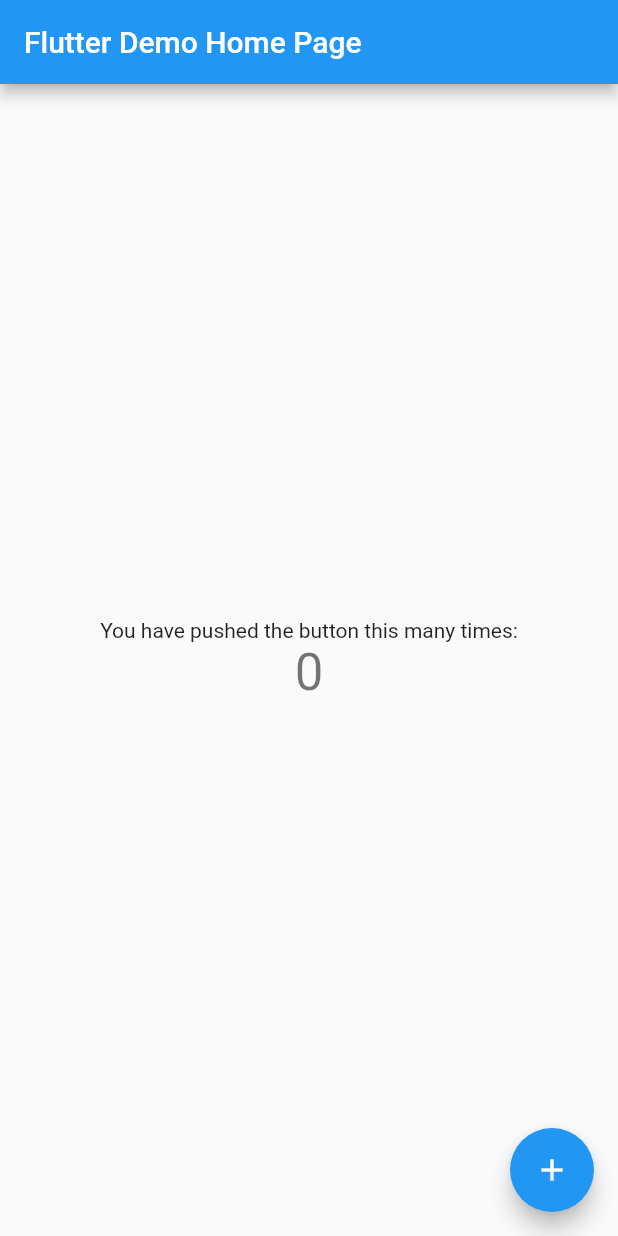
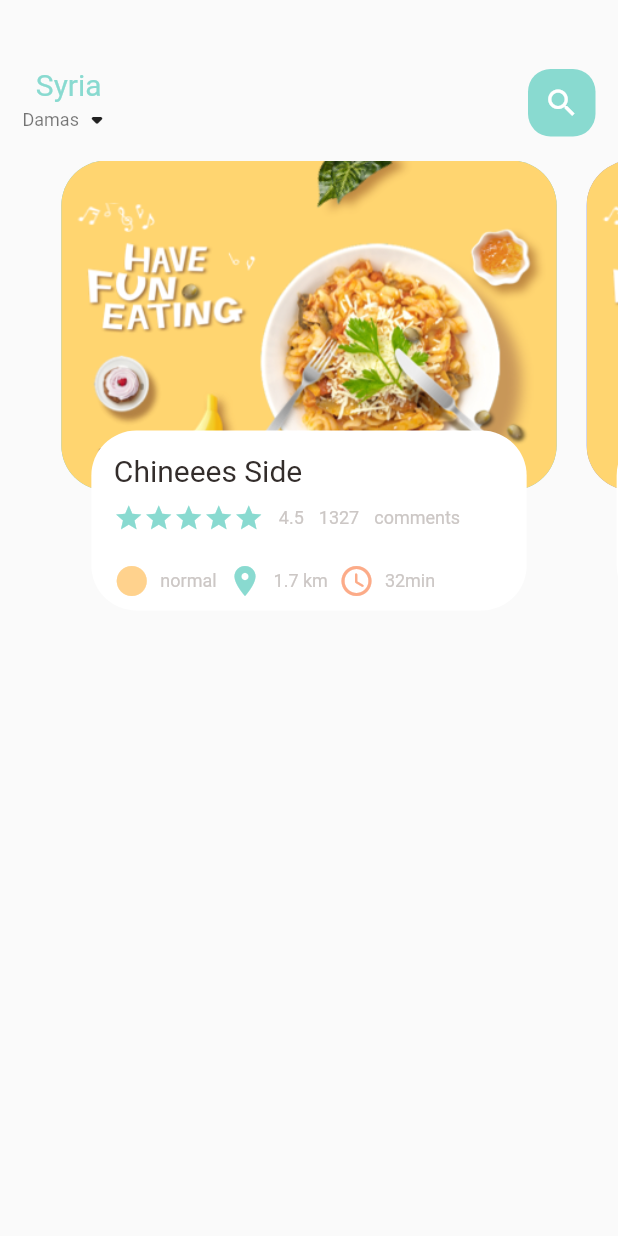
Before and after one commit to leprofessionnel79/food_app, a Flutter app: the screen it shows after launch, on a phone screen of 412 x 824 dp. Run offline on Flutter 3.47's test engine with Material 2 defaults, Android fonts, the phone set to English and light mode, and no system bars.

Commit message:
some wigets created

```diff
--- /dev/null
+++ b/lib/home/food_page_body.dart
@@ -0,0 +1,119 @@
+import 'package:flutter/material.dart';
+import 'package:food_app/utils/colors.dart';
+import 'package:food_app/widgets/big_text.dart';
+import 'package:food_app/widgets/icon_text_widget.dart';
+import 'package:food_app/widgets/small_text.dart';
+
+class FoodPageBody extends StatefulWidget {
+  const FoodPageBody({Key? key}) : super(key: key);
+
+  @override
+  _FoodPageBodyState createState() => _FoodPageBodyState();
+}
+
+class _FoodPageBodyState extends State<FoodPageBody> {
+  PageController pageController = PageController(viewportFraction: 0.85);
+  @override
+  Widget build(BuildContext context) {
+    return Container(
+      //color: Colors.redAccent,
+      height: 320,
+      child: PageView.builder(
+          controller: pageController,
+          itemCount: 5,
+          itemBuilder: (context, position) {
+            return _buildPageItem(position);
+          }),
+    );
+  }
+
+  Widget _buildPageItem(int index) {
+    return Stack(
+      children: [
+        Container(
+          height: 220,
+          margin: EdgeInsets.only(left: 10, right: 10),
+          decoration: BoxDecoration(
+              borderRadius: BorderRadius.circular(30),
+              color: index.isEven ? Color(0xFF69c5df) : Color(0xFF9294cc),
+              image: DecorationImage(
+                  fit: BoxFit.cover,
+                  image: AssetImage("assets/image/food0.png"))),
+        ),
+        Align(
+          alignment: Alignment.bottomCenter,
+          child: Container(
+            height: 120,
+            margin: EdgeInsets.only(left: 30, right: 30, bottom: 20),
+            decoration: BoxDecoration(
+              borderRadius: BorderRadius.circular(30),
+              color: Colors.white,
+            ),
+            child: Container(
+              padding: EdgeInsets.only(top: 15, left: 15, right: 15),
+              child: Column(
+                crossAxisAlignment: CrossAxisAlignment.start,
+                children: [
+                  BigText(text: "Chineees Side"),
+                  SizedBox(
+                    height: 10,
+                  ),
+                  Row(
+                    children: [
+                      Wrap(
+                        children: List.generate(
+                            5,
+                            (index) => Icon(
+                                  Icons.star,
+                                  color: AppColors.mainColor,
+                                  size: 20,
+                                )),
+                      ),
+                      SizedBox(
+                        width: 10,
+                      ),
+                      SmallText(text: "4.5"),
+                      SizedBox(
+                        width: 10,
+                      ),
+                      SmallText(text: "1327"),
+                      SizedBox(
+                        width: 10,
+                      ),
+                      SmallText(text: "comments"),
+                    ],
+                  ),
+                  SizedBox(
+                    height: 20,
+                  ),
+                  Row(
+                    children: [
+                      IconTextWidget(
+                          iconData: Icons.circle_sharp,
+                          text: "normal",
+                          iconColor: AppColors.iconColor1),
+                      SizedBox(
+                        width: 7,
+                      ),
+                      IconTextWidget(
+                          iconData: Icons.location_on,
+                          text: "1.7 km",
+                          iconColor: AppColors.mainColor),
+                      SizedBox(
+                        width: 7,
+                      ),
+                      IconTextWidget(
+                          iconData: Icons.access_time_rounded,
+                          text: "32min",
+                          iconColor: AppColors.iconColor2)
+                    ],
+                  )
+                ],
+              ),
+            ),
+          ),
+        )
+      ],
+    );
+  }
+}
--- /dev/null
+++ b/lib/home/main_food_page.dart
@@ -0,0 +1,67 @@
+import 'package:flutter/material.dart';
+import 'package:food_app/home/food_page_body.dart';
+import 'package:food_app/utils/colors.dart';
+import 'package:food_app/widgets/big_text.dart';
+import 'package:food_app/widgets/small_text.dart';
+
+class MainFoodPage extends StatefulWidget {
+  const MainFoodPage({Key? key}) : super(key: key);
+
+  @override
+  _MainFoodPageState createState() => _MainFoodPageState();
+}
+
+class _MainFoodPageState extends State<MainFoodPage> {
+  @override
+  Widget build(BuildContext context) {
+    return Scaffold(
+      body: Column(
+        children: [
+          Container(
+            child: Container(
+              margin: EdgeInsets.only(top: 45, bottom: 15),
+              padding: EdgeInsets.only(left: 15, right: 15),
+              child: Row(
+                mainAxisAlignment: MainAxisAlignment.spaceBetween,
+                children: [
+                  Column(
+                    children: [
+                      BigText(
+                        text: "Syria",
+                        color: AppColors.mainColor,
+                        size: 20,
+                      ),
+                      Row(
+                        children: [
+                          SmallText(
+                            text: "Damas",
+                            color: Colors.black54,
+                          ),
+                          Icon(Icons.arrow_drop_down_rounded)
+                        ],
+                      ),
+                    ],
+                  ),
+                  Center(
+                    child: Container(
+                      width: 45,
+                      height: 45,
+                      child: Icon(
+                        Icons.search,
+                        color: Colors.white,
+                      ),
+                      decoration: BoxDecoration(
+                          borderRadius: BorderRadius.circular(15),
+                          color: AppColors.mainColor),
+                    ),
+                  )
+                ],
+              ),
+            ),
+          ),
+          FoodPageBody()
+        ],
+      ),
+    );
+  }
+}
--- a/lib/main.dart
+++ b/lib/main.dart
@@ -1,4 +1,5 @@
 import 'package:flutter/material.dart';
+import 'package:food_app/home/main_food_page.dart';
 
 void main() {
   runApp(const MyApp());
@@ -11,105 +12,12 @@ class MyApp extends StatelessWidget {
   @override
   Widget build(BuildContext context) {
     return MaterialApp(
+      debugShowCheckedModeBanner: false,
       title: 'Flutter Demo',
       theme: ThemeData(
-        // This is the theme of your application.
-        //
-        // Try running your application with "flutter run". You'll see the
-        // application has a blue toolbar. Then, without quitting the app, try
-        // changing the primarySwatch below to Colors.green and then invoke
-        // "hot reload" (press "r" in the console where you ran "flutter run",
-        // or simply save your changes to "hot reload" in a Flutter IDE).
-        // Notice that the counter didn't reset back to zero; the application
-        // is not restarted.
         primarySwatch: Colors.blue,
       ),
-      home: const MyHomePage(title: 'Flutter Demo Home Page'),
+      home: MainFoodPage(),
     );
   }
 }
-
-class MyHomePage extends StatefulWidget {
-  const MyHomePage({Key? key, required this.title}) : super(key: key);
-
-  // This widget is the home page of your application. It is stateful, meaning
-  // that it has a State object (defined below) that contains fields that affect
-  // how it looks.
-
-  // This class is the configuration for the state. It holds the values (in this
-  // case the title) provided by the parent (in this case the App widget) and
-  // used by the build method of the State. Fields in a Widget subclass are
-  // always marked "final".
-
-  final String title;
-
-  @override
-  State<MyHomePage> createState() => _MyHomePageState();
-}
-
-class _MyHomePageState extends State<MyHomePage> {
-  int _counter = 0;
-
-  void _incrementCounter() {
-    setState(() {
-      // This call to setState tells the Flutter framework that something has
-      // changed in this State, which causes it to rerun the build method below
-      // so that the display can reflect the updated values. If we changed
-      // _counter without calling setState(), then the build method would not be
-      // called again, and so nothing would appear to happen.
-      _counter++;
-    });
-  }
-
-  @override
-  Widget build(BuildContext context) {
-    // This method is rerun every time setState is called, for instance as done
-    // by the _incrementCounter method above.
-    //
-    // The Flutter framework has been optimized to make rerunning build methods
-    // fast, so that you can just rebuild anything that needs updating rather
-    // than having to individually change instances of widgets.
-    return Scaffold(
-      appBar: AppBar(
-        // Here we take the value from the MyHomePage object that was created by
-        // the App.build method, and use it to set our appbar title.
-        title: Text(widget.title),
-      ),
-      body: Center(
-        // Center is a layout widget. It takes a single child and positions it
-        // in the middle of the parent.
-        child: Column(
-          // Column is also a layout widget. It takes a list of children and
-          // arranges them vertically. By default, it sizes itself to fit its
-          // children horizontally, and tries to be as tall as its parent.
-          //
-          // Invoke "debug painting" (press "p" in the console, choose the
-          // "Toggle Debug Paint" action from the Flutter Inspector in Android
-          // Studio, or the "Toggle Debug Paint" command in Visual Studio Code)
-          // to see the wireframe for each widget.
-          //
-          // Column has various properties to control how it sizes itself and
-          // how it positions its children. Here we use mainAxisAlignment to
-          // center the children vertically; the main axis here is the vertical
-          // axis because Columns are vertical (the cross axis would be
-          // horizontal).
-          mainAxisAlignment: MainAxisAlignment.center,
-          children: <Widget>[
-            const Text(
-              'You have pushed the button this many times:',
-            ),
-            Text(
-              '$_counter',
-              style: Theme.of(context).textTheme.headline4,
-            ),
-          ],
-        ),
-      ),
-      floatingActionButton: FloatingActionButton(
-        onPressed: _incrementCounter,
-        tooltip: 'Increment',
-        child: const Icon(Icons.add),
-      ), // This trailing comma makes auto-formatting nicer for build methods.
-    );
-  }
-}
--- /dev/null
+++ b/lib/utils/colors.dart
@@ -0,0 +1,17 @@
+import 'dart:ui';
+
+class AppColors{
+  static final Color textColor = const Color(0xFFccc7c5);
+  static final Color mainColor = const Color(0xFF89dad0);
+  //static final Color mainColor = const Color(0xFFfa7552);
+  static final Color iconColor1 = const Color(0xFFffd28d);
+  static final Color iconColor2 = const Color(0xFFfcab88);
+  static final Color paraColor = const Color(0xFF8f837f);
+  static final Color buttonBackgroundColor= const Color(0xFFf7f6f4);
+  static final Color signColor = const Color(0xFFa9a29f);
+  static final Color titleColor = const Color(0xFF5c524f);
+  static final Color mainBlackColor = const Color(0xFF332d2b);
+  //static final Color yellowColor = const Color(0xFFfa7552);
+  static final Color yellowColor = const Color(0xFFffd379);
+
+}
--- /dev/null
+++ b/lib/widgets/big_text.dart
@@ -0,0 +1,24 @@
+import 'package:flutter/material.dart';
+
+class BigText extends StatelessWidget {
+   Color? color;
+  final String text;
+  double size;
+  TextOverflow overflow;
+   BigText({Key? key, this.color=const Color(0xFF332d2b), required this.text,this.size=20,this.overflow=TextOverflow.ellipsis}) : super(key: key);
+
+  @override
+  Widget build(BuildContext context) {
+    return Text(
+      text,
+      maxLines: 1,
+      overflow: overflow,
+      style: TextStyle(
+        color: color,
+        fontSize: size,
+        fontFamily: 'Roboto',
+        fontWeight: FontWeight.w400
+      ),
+    );
+  }
+}
--- /dev/null
+++ b/lib/widgets/icon_text_widget.dart
@@ -0,0 +1,25 @@
+import 'package:flutter/material.dart';
+import 'package:food_app/widgets/small_text.dart';
+
+class IconTextWidget extends StatelessWidget {
+  final IconData iconData;
+  final String text;
+  final Color iconColor;
+
+   IconTextWidget({Key? key,
+   required this.iconData,
+    required this.text,
+    required this.iconColor,
+    }) : super(key: key);
+
+  @override
+  Widget build(BuildContext context) {
+    return Row(
+      children: [
+        Icon(iconData,color: iconColor,),
+        SizedBox(width: 7,),
+        SmallText(text: text)
+      ],
+    );
+  }
+}
--- /dev/null
+++ b/lib/widgets/small_text.dart
@@ -0,0 +1,28 @@
+import 'package:flutter/material.dart';
+
+class SmallText extends StatelessWidget {
+  Color? color;
+  final String text;
+  double size;
+  double height;
+  SmallText({
+    Key? key,
+    this.color = const Color(0xFFccc7c5),
+    this.height=1.2,
+    required this.text,
+    this.size = 12,
+  }) : super(key: key);
+
+  @override
+  Widget build(BuildContext context) {
+    return Text(
+      text,
+      style: TextStyle(
+        color: color,
+        fontSize: size,
+        fontFamily: 'Roboto',
+        height: height
+      ),
+    );
+  }
+}
```
